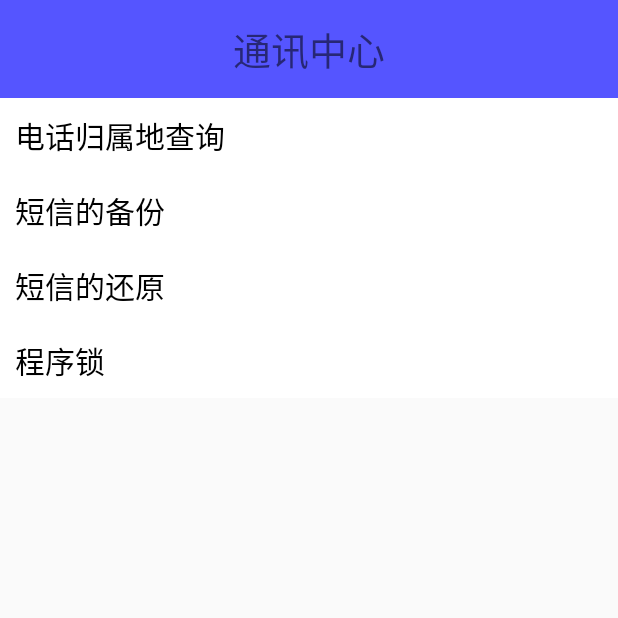
After one commit to KnifeOfLife/ZzPhoneGuard, an Android app: the AToolActivity screen opened directly, with no data from a screen before it, on a phone screen of 412 x 824 dp, the top half of it. The commit adds this screen. Run offline under Robolectric (Android 15) with nearby library versions, the phone set to English and light mode, and no system bars.

Commit message:
添加了来电归属地查询的功能

```diff
--- a/app/src/main/AndroidManifest.xml
+++ b/app/src/main/AndroidManifest.xml
@@ -15,6 +15,7 @@
     <uses-permission android:name="android.permission.ACCESS_FINE_LOCATION"/>
     <uses-permission android:name="android.permission.RECEIVE_BOOT_COMPLETED"/>
     <uses-permission android:name="android.permission.CALL_PHONE"/>
+    <uses-permission android:name="android.permission.VIBRATE"/>
 
     <application
         android:allowBackup="true"
@@ -49,6 +50,8 @@
         <activity android:name=".activity.TelSmsSafeActivity"/>
         <activity android:name=".activity.PhoneLogActivity"/>
         <activity android:name=".activity.SmsLogActivity"/>
+        <activity android:name=".activity.AToolActivity"/>
+        <activity android:name=".activity.PhoneLocationActivity"/>
 
         <service
             android:name=".service.LostFindService"
--- /dev/null
+++ b/app/src/main/java/com/example/zzphoneguard/activity/AToolActivity.java
@@ -0,0 +1,34 @@
+package com.example.zzphoneguard.activity;
+
+import android.app.Activity;
+import android.content.Intent;
+import android.os.Bundle;
+import android.view.View;
+
+import com.example.zzphoneguard.R;
+
+/**
+ * Created by 狗蛋儿 on 2016/8/6.
+ * 高级工具：电话归属地查询，短信备份，程序锁的设置
+ */
+public class AToolActivity extends Activity {
+
+    @Override
+    protected void onCreate(Bundle savedInstanceState) {
+        super.onCreate(savedInstanceState);
+        initView();
+    }
+
+    private void initView() {
+        setContentView(R.layout.activity_atool);
+    }
+
+    /**
+     * 号码归属地查询点击事件
+     * @param v
+     */
+    public void phoneQuery(View v){
+        Intent intent = new Intent(this,PhoneLocationActivity.class);
+        startActivity(intent);
+    }
+}
--- a/app/src/main/java/com/example/zzphoneguard/activity/HomeActivity.java
+++ b/app/src/main/java/com/example/zzphoneguard/activity/HomeActivity.java
@@ -63,6 +63,12 @@ public class HomeActivity extends Activity {
                         break;
                     case 1: {//通讯中心
                         Intent intent = new Intent(HomeActivity.this, TelSmsSafeActivity.class);
+                        startActivity(intent);
+                        break;
+                    }
+
+                    case 7: {//高级工具
+                        Intent intent = new Intent(HomeActivity.this, AToolActivity.class);
                         startActivity(intent);
                         break;
                     }
--- /dev/null
+++ b/app/src/main/res/layout/activity_atool.xml
@@ -0,0 +1,63 @@
+<?xml version="1.0" encoding="utf-8"?>
+<LinearLayout xmlns:android="http://schemas.android.com/apk/res/android"
+    android:orientation="vertical" android:layout_width="wrap_content"
+    android:layout_height="wrap_content"
+    android:background="#ffffff">
+    <RelativeLayout
+        android:layout_width="match_parent"
+        android:layout_height="wrap_content"
+        android:background="#aa0000ff">
+        <TextView
+            android:layout_width="match_parent"
+            android:layout_height="65dp"
+            android:gravity="center"
+            android:textSize="25sp"
+            android:text="通讯中心"
+            android:layout_alignParentTop="true" />
+
+    </RelativeLayout>
+
+    <TextView
+        android:layout_marginLeft="10dp"
+        android:layout_marginRight="10dp"
+        android:clickable="true"
+        android:onClick="phoneQuery"
+        android:layout_width="match_parent"
+        android:layout_height="50dp"
+        android:gravity="center_vertical"
+        android:text="电话归属地查询"
+        android:textSize="20sp"
+        android:textColor="#000000"/>
+    <TextView
+        android:layout_marginLeft="10dp"
+        android:layout_marginRight="10dp"
+        android:clickable="true"
+        android:layout_width="match_parent"
+        android:layout_height="50dp"
+        android:gravity="center_vertical"
+        android:text="短信的备份"
+        android:textSize="20sp"
+        android:textColor="#000000"/>
+
+    <TextView
+        android:layout_marginLeft="10dp"
+        android:layout_marginRight="10dp"
+        android:clickable="true"
+        android:layout_width="match_parent"
+        android:layout_height="50dp"
+        android:gravity="center_vertical"
+        android:text="短信的还原"
+        android:textSize="20sp"
+        android:textColor="#000000"/>
+    <TextView
+        android:layout_marginLeft="10dp"
+        android:layout_marginRight="10dp"
+        android:clickable="true"
+        android:layout_width="match_parent"
+        android:layout_height="50dp"
+        android:gravity="center_vertical"
+        android:text="程序锁"
+        android:textSize="20sp"
+        android:textColor="#000000"/>
+
+</LinearLayout>
```
Also changed, not shown: app/src/main/java/com/example/zzphoneguard/activity/PhoneLocationActivity.java (added, +57 -0 lines), app/src/main/java/com/example/zzphoneguard/activity/SplashActivity.java (+47 -4 lines), app/src/main/java/com/example/zzphoneguard/engine/PhonyLocationEngine.java (added, +64 -0 lines), app/src/main/res/layout/activity_phonelocation.xml (added, +39 -0 lines), 1 other file.
